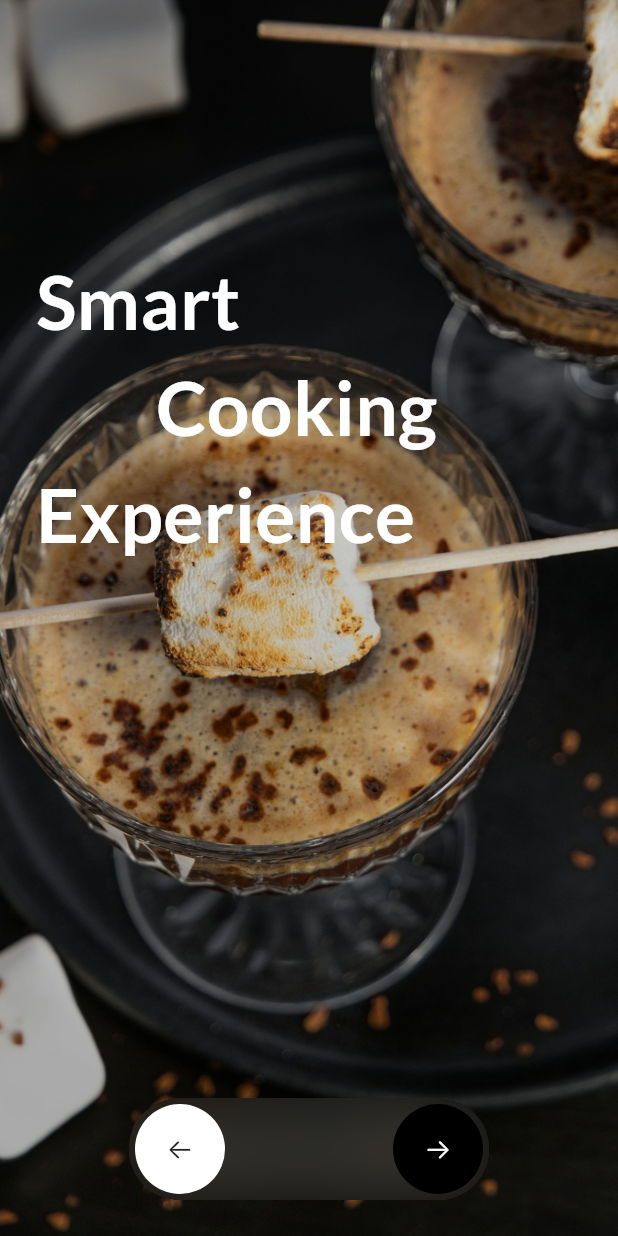
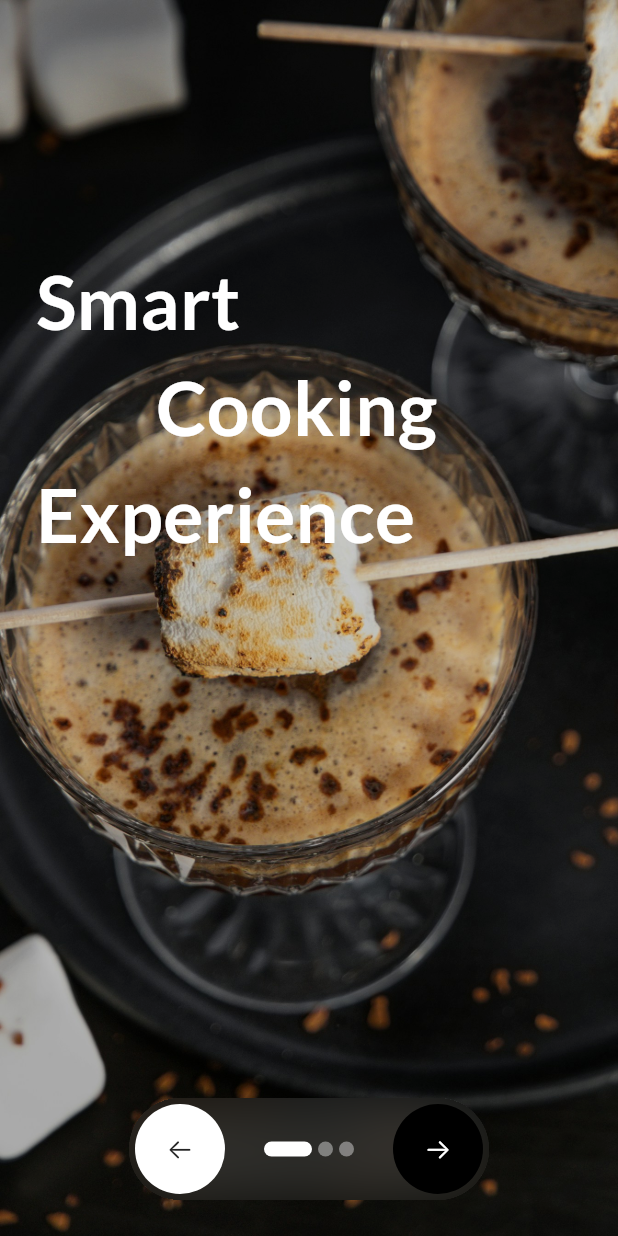
Before and after one commit to Code4Hacker/food_and_drinks_learning_app, a Flutter app: the screen it shows after launch, on a phone screen of 412 x 824 dp. Run offline on Flutter 3.47's test engine with Material 3 defaults, Android fonts, the phone set to English and light mode, and no system bars; our stand-ins replace google_fonts.

Commit message:
tutorial 1

```diff
--- a/lib/screens/onboarding_screen copy 2.dart
+++ b/lib/screens/onboarding_screen copy 2.dart
@@ -12,15 +12,43 @@ class OnboardingScreen extends StatefulWidget {
 }
 
 class _OnboardingScreenState extends State<OnboardingScreen> {
+  final dataset = [
+    {
+      "title1": "Smart",
+      "title2": "Cooking",
+      "title3": "Experience",
+      "image": "assets/onboarding.jpg"
+    },
+    {
+      "title1": "Enjoy",
+      "title2": "With",
+      "title3": "Professional",
+      "image": "assets/home.jpg"
+    },
+    {
+      "title1": "Lovely",
+      "title2": "With",
+      "title3": "Tastely",
+      "image": "assets/onboarding.jpg"
+    },
+  ];
+  PageController pageController = PageController();
+  int currentPage = 0;
   @override
   Widget build(BuildContext context) {
     return Scaffold(
       backgroundColor: Colors.black,
       body: Stack(
         children: [
-          Stack(
+          PageView.builder(
+            controller: pageController,
+            onPageChanged: (value) => setState(() {
+              currentPage = value;
+            }),
+            itemCount: dataset.length,
+            itemBuilder: (context, index) => Stack(
               children: [
-              Image.asset("assets/onboarding.jpg",
+                Image.asset(dataset[index]["image"]!,
                     height: double.infinity,
                     width: double.infinity,
                     fit: BoxFit.cover),
@@ -35,12 +63,12 @@ class _OnboardingScreenState extends State<OnboardingScreen> {
                         crossAxisAlignment: CrossAxisAlignment.start,
                         children: [
                           const Spacer(),
-                    AzizaText(name: "Smart"),
+                          AzizaText(name: dataset[index]["title1"]!),
                           Padding(
                             padding: const EdgeInsets.only(left: 80.0),
-                      child: AzizaText(name: "Cooking"),
+                            child: AzizaText(name: dataset[index]["title2"]!),
                           ),
-                    AzizaText(name: "Experience"),
+                          AzizaText(name: dataset[index]["title3"]!),
                           const Spacer(),
                           const Spacer(),
                           const Spacer(),
@@ -50,6 +78,7 @@ class _OnboardingScreenState extends State<OnboardingScreen> {
                   ),
                 ),
               ],
+            ),
           ),
           Column(
             children: [
@@ -69,7 +98,15 @@ class _OnboardingScreenState extends State<OnboardingScreen> {
                         padding: const EdgeInsets.all(4.0),
                         child: Row(
                           children: [
-                            Container(
+                            GestureDetector(
+                              onTap: () {
+                                setState(() {
+                                  pageController.animateToPage(currentPage - 1,
+                                      duration: const Duration(seconds: 1),
+                                      curve: Curves.fastLinearToSlowEaseIn);
+                                });
+                              },
+                              child: Container(
                                   height: 60,
                                   width: 60,
                                   decoration: BoxDecoration(
@@ -79,8 +116,32 @@ class _OnboardingScreenState extends State<OnboardingScreen> {
                                     CupertinoIcons.arrow_left,
                                     size: 18,
                                   )),
+                            ),
                             const Spacer(),
-                            Container(
+                            for (int i = 0; i < dataset.length; i++) ...[
+                              Padding(
+                                padding: const EdgeInsets.all(2.0),
+                                child: AnimatedContainer(
+                                  duration: const Duration(milliseconds: 500),
+                                  height: 10,
+                                  width: i == currentPage ? 32 : 10,
+                                  decoration: BoxDecoration(
+                                      borderRadius: BorderRadius.circular(50),
+                                      color: Colors.white.withOpacity(
+                                          i == currentPage ? 1 : 0.4)),
+                                ),
+                              ),
+                            ],
+                            const Spacer(),
+                            GestureDetector(
+                              onTap: () {
+                                setState(() {
+                                  pageController.animateToPage(currentPage + 1,
+                                      duration: const Duration(seconds: 1),
+                                      curve: Curves.fastLinearToSlowEaseIn);
+                                });
+                              },
+                              child: Container(
                                   height: 60,
                                   width: 60,
                                   decoration: BoxDecoration(
@@ -91,6 +152,7 @@ class _OnboardingScreenState extends State<OnboardingScreen> {
                                     color: Colors.white,
                                     size: 18,
                                   )),
+                            ),
                           ],
                         ),
                       ),
```
Lines whose indentation alone changed are shown as unchanged.
